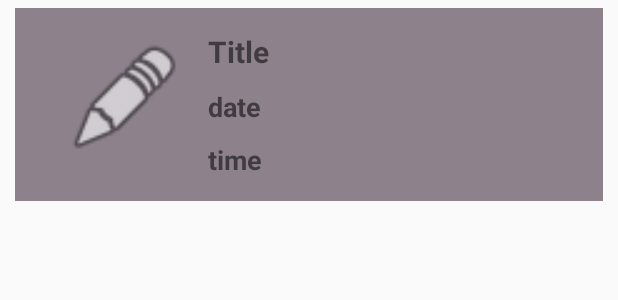
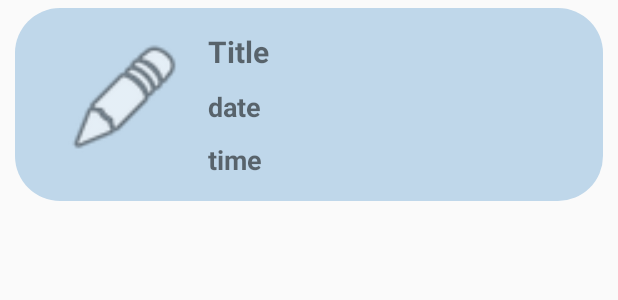
Before and after one commit to neeliadithyasai/NotesApp, an Android app: the layout custom_cell.xml on its own in the app's theme, with its tools: preview values and no code run, on a phone screen of 412 x 824 dp. Shown: the top 300 px of the screen. Run offline under Robolectric (Android 15) with nearby library versions, the phone set to English and light mode, and no system bars.

Commit message:
[AN] added rounded corners to notes

```diff
--- /dev/null
+++ b/app/src/main/res/drawable/radius.xml
@@ -0,0 +1,11 @@
+<?xml version="1.0" encoding="utf-8"?>
+<shape xmlns:android="http://schemas.android.com/apk/res/android" android:shape="rectangle">
+
+    <solid android:color="#BFD7EA"/>
+    <corners android:radius="30dp">
+
+
+    </corners>
+
+
+</shape>
--- a/app/src/main/res/layout/activity_main.xml
+++ b/app/src/main/res/layout/activity_main.xml
@@ -23,7 +23,7 @@
         android:layout_height="640dp"
 
 
-        android:background="#E9EBF8"
+        android:background="#0B3954"
         app:layout_constraintBottom_toBottomOf="parent"
         app:layout_constraintEnd_toEndOf="parent"
         app:layout_constraintHorizontal_bias="1.0"
--- a/app/src/main/res/layout/custom_cell.xml
+++ b/app/src/main/res/layout/custom_cell.xml
@@ -10,7 +10,7 @@
     android:layout_marginEnd="10dp"
     android:layout_marginRight="10dp"
     android:layout_marginBottom="10dp"
-    android:background="#8D818C"
+    android:background="@drawable/radius"
     android:orientation="vertical"
     android:padding="10dp">
 
```
